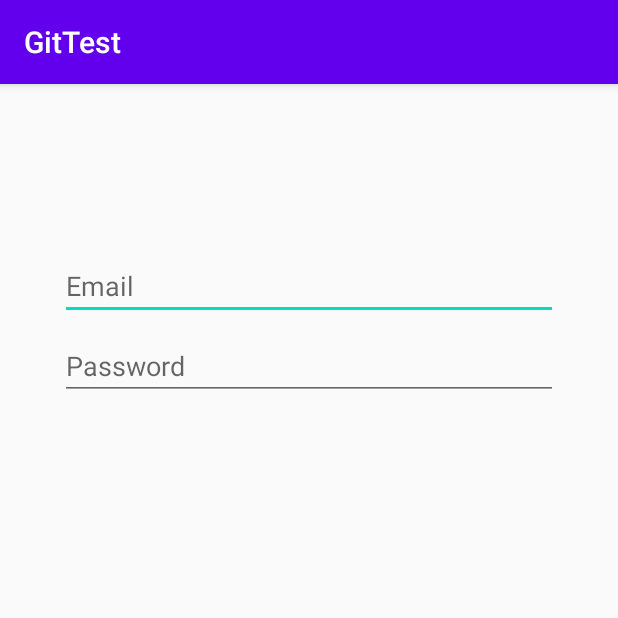
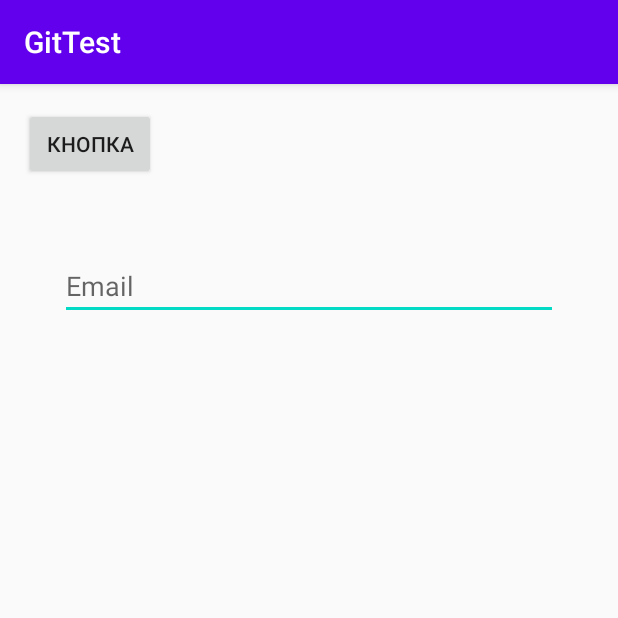
Before and after one commit to askhat01/GitTest, an Android app: the screen it shows after launch (LoginActivity), on a phone screen of 412 x 824 dp, the top half of it. Run offline under Robolectric (Android 15) with nearby library versions, the phone set to English and light mode, and no system bars; 6 statements that could not run were skipped.

Commit message:
это 5-е изменение

```diff
--- a/app/src/main/res/layout/activity_login.xml
+++ b/app/src/main/res/layout/activity_login.xml
@@ -25,21 +25,10 @@
         app:layout_constraintStart_toStartOf="parent"
         app:layout_constraintTop_toTopOf="parent" />
 
-    <EditText
-        android:id="@+id/password"
-        android:layout_width="0dp"
+    <Button
+        android:layout_width="wrap_content"
         android:layout_height="wrap_content"
-        android:layout_marginStart="24dp"
-        android:layout_marginTop="8dp"
-        android:layout_marginEnd="24dp"
-        android:hint="@string/prompt_password"
-        android:imeActionLabel="@string/action_sign_in_short"
-        android:imeOptions="actionDone"
-        android:inputType="textPassword"
-        android:selectAllOnFocus="true"
-        app:layout_constraintEnd_toEndOf="parent"
-        app:layout_constraintStart_toStartOf="parent"
-        app:layout_constraintTop_toBottomOf="@+id/username" />
+        android:text="Кнопка"/>
 
 
 </androidx.constraintlayout.widget.ConstraintLayout>
```
